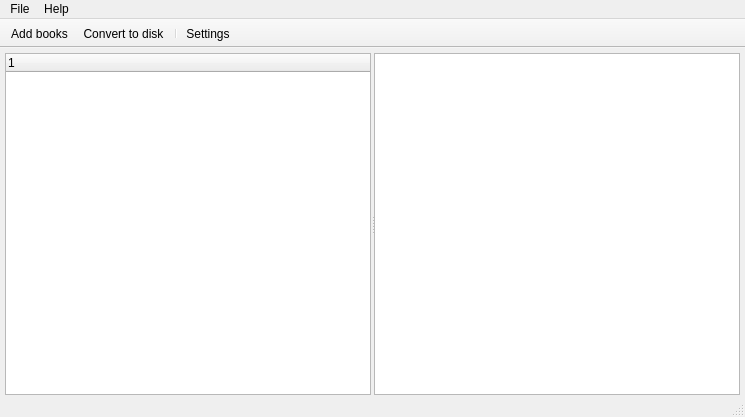
Old version of the form designer/mainwindow.ui in the repository dnkorpushov/libro.
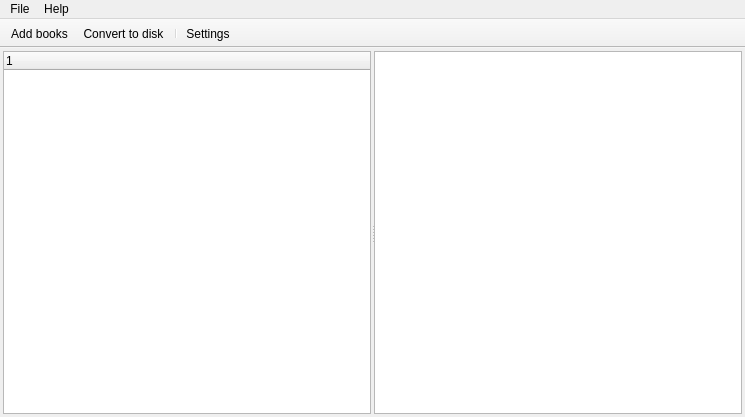
New version of the form. Icons and pictures are not drawn. Custom widgets are drawn as their Qt base class.

The edit to the form file:
```diff
--- a/designer/mainwindow.ui
+++ b/designer/mainwindow.ui
@@ -16,16 +16,19 @@
   <widget class="QWidget" name="centralwidget">
    <layout class="QGridLayout" name="gridLayout">
     <property name="leftMargin">
-     <number>5</number>
+     <number>3</number>
     </property>
     <property name="topMargin">
-     <number>5</number>
+     <number>3</number>
     </property>
     <property name="rightMargin">
-     <number>5</number>
+     <number>3</number>
     </property>
     <property name="bottomMargin">
-     <number>0</number>
+     <number>3</number>
+    </property>
+    <property name="spacing">
+     <number>3</number>
     </property>
     <item row="0" column="0">
      <widget class="QSplitter" name="splitter">
@@ -86,7 +89,6 @@
    <addaction name="menuFile"/>
    <addaction name="menuHelp"/>
   </widget>
-  <widget class="QStatusBar" name="statusbar"/>
   <widget class="QToolBar" name="toolBar">
    <property name="windowTitle">
     <string>toolBar</string>
```
Left out of the diff: 6 changed lines with no effect on the pictures.
